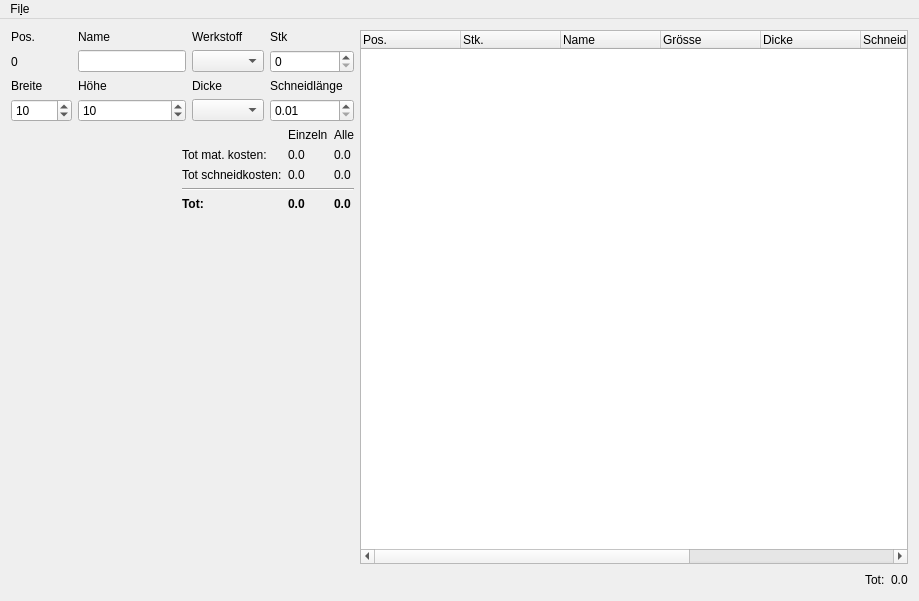
Before: the Qt Designer form SuperCalculator/Source/src/MainWindow.ui in domi4484/ZumMaschine, drawn with Qt 5.
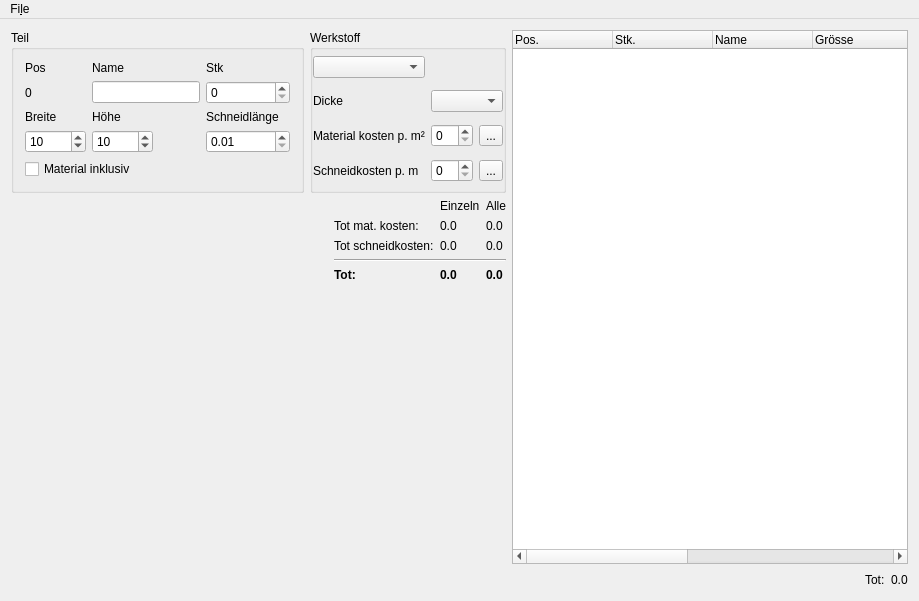
After: the same form once the commit is applied.

```diff
--- a/SuperCalculator/Source/src/MainWindow.ui
+++ b/SuperCalculator/Source/src/MainWindow.ui
@@ -229,29 +229,88 @@
     </item>
     <item row="0" column="0" colspan="2">
      <layout class="QGridLayout" name="gridLayout_4">
-      <item row="1" column="1">
-       <widget class="QLineEdit" name="lineEdit"/>
-      </item>
-      <item row="2" column="1">
-       <widget class="QLabel" name="label_3">
-        <property name="text">
-         <string>Höhe</string>
+      <item row="0" column="4">
+       <widget class="QGroupBox" name="groupBox">
+        <property name="title">
+         <string>Werkstoff</string>
         </property>
-       </widget>
-      </item>
-      <item row="1" column="2">
+        <layout class="QGridLayout" name="gridLayout_5">
+         <property name="leftMargin">
+          <number>0</number>
+         </property>
+         <property name="topMargin">
+          <number>0</number>
+         </property>
+         <property name="rightMargin">
+          <number>0</number>
+         </property>
+         <property name="bottomMargin">
+          <number>0</number>
+         </property>
+         <item row="0" column="0">
        <widget class="QComboBox" name="m_QComboBox_Material"/>
       </item>
+         <item row="2" column="0">
+          <widget class="QLabel" name="label_13">
+           <property name="text">
+            <string>Material kosten p. m²</string>
+           </property>
+          </widget>
+         </item>
+         <item row="1" column="1">
+          <widget class="QComboBox" name="m_QComboBox_Thickness"/>
+         </item>
+         <item row="3" column="0">
+          <widget class="QLabel" name="label_15">
+           <property name="text">
+            <string>Schneidkosten p. m</string>
+           </property>
+          </widget>
+         </item>
       <item row="1" column="0">
-       <widget class="QLabel" name="label_14">
+          <widget class="QLabel" name="label_4">
         <property name="text">
-         <string>0</string>
+            <string>Dicke</string>
         </property>
        </widget>
       </item>
-      <item row="1" column="3">
-       <widget class="QSpinBox" name="m_QSpinBox_Pieces"/>
-      </item>
+         <item row="3" column="1">
+          <layout class="QHBoxLayout" name="horizontalLayout">
+           <item>
+            <widget class="QSpinBox" name="m_QSpinBox_SchneidkostenProMeter"/>
+           </item>
+           <item>
+            <widget class="QToolButton" name="toolButton">
+             <property name="text">
+              <string>...</string>
+             </property>
+            </widget>
+           </item>
+          </layout>
+         </item>
+         <item row="2" column="1">
+          <layout class="QHBoxLayout" name="horizontalLayout_2">
+           <item>
+            <widget class="QSpinBox" name="m_QSpinBox_MaterialKostenProQuadratMeter"/>
+           </item>
+           <item>
+            <widget class="QToolButton" name="toolButton_2">
+             <property name="text">
+              <string>...</string>
+             </property>
+            </widget>
+           </item>
+          </layout>
+         </item>
+        </layout>
+       </widget>
+      </item>
+      <item row="0" column="0">
+       <widget class="QGroupBox" name="groupBox_2">
+        <property name="title">
+         <string>Teil</string>
+        </property>
+        <layout class="QGridLayout" name="gridLayout_6">
       <item row="0" column="1">
        <widget class="QLabel" name="label">
         <property name="text">
@@ -259,49 +318,41 @@
         </property>
        </widget>
       </item>
-      <item row="2" column="3">
-       <widget class="QLabel" name="label_5">
-        <property name="text">
-         <string>Schneidlänge</string>
-        </property>
-       </widget>
-      </item>
-      <item row="2" column="2">
-       <widget class="QLabel" name="label_4">
-        <property name="text">
-         <string>Dicke</string>
-        </property>
-       </widget>
-      </item>
       <item row="0" column="0">
-       <widget class="QLabel" name="label_13">
-        <property name="text">
-         <string>Pos.</string>
-        </property>
-       </widget>
-      </item>
-      <item row="2" column="0">
-       <widget class="QLabel" name="label_2">
-        <property name="text">
-         <string>Breite</string>
-        </property>
-       </widget>
-      </item>
-      <item row="0" column="2">
        <widget class="QLabel" name="label_6">
         <property name="text">
-         <string>Werkstoff</string>
+            <string>Pos</string>
         </property>
        </widget>
       </item>
-      <item row="0" column="3">
+         <item row="0" column="2">
        <widget class="QLabel" name="label_7">
         <property name="text">
          <string>Stk</string>
         </property>
        </widget>
       </item>
-      <item row="3" column="0">
+         <item row="2" column="0">
+          <widget class="QLabel" name="label_2">
+           <property name="text">
+            <string>Breite</string>
+           </property>
+          </widget>
+         </item>
+         <item row="1" column="1">
+          <widget class="QLineEdit" name="lineEdit"/>
+         </item>
+         <item row="1" column="0">
+          <widget class="QLabel" name="label_14">
+           <property name="text">
+            <string>0</string>
+           </property>
+          </widget>
+         </item>
+         <item row="1" column="2">
+          <widget class="QSpinBox" name="m_QSpinBox_Pieces"/>
+         </item>
+         <item row="3" column="0" alignment="Qt::AlignLeft">
        <widget class="QDoubleSpinBox" name="m_QDoubleSpinBox_Width">
         <property name="decimals">
          <number>0</number>
@@ -317,7 +368,14 @@
         </property>
        </widget>
       </item>
-      <item row="3" column="1">
+         <item row="2" column="1">
+          <widget class="QLabel" name="label_3">
+           <property name="text">
+            <string>Höhe</string>
+           </property>
+          </widget>
+         </item>
+         <item row="3" column="1" alignment="Qt::AlignLeft">
        <widget class="QDoubleSpinBox" name="m_QDoubleSpinBox_Height">
         <property name="decimals">
          <number>0</number>
@@ -333,10 +391,14 @@
         </property>
        </widget>
       </item>
+         <item row="2" column="2">
+          <widget class="QLabel" name="label_5">
+           <property name="text">
+            <string>Schneidlänge</string>
+           </property>
+          </widget>
+         </item>
       <item row="3" column="2">
-       <widget class="QComboBox" name="m_QComboBox_Thickness"/>
-      </item>
-      <item row="3" column="3">
        <widget class="QDoubleSpinBox" name="m_QDoubleSpinBox_CutLength">
         <property name="minimum">
          <double>0.010000000000000</double>
@@ -346,6 +408,16 @@
         </property>
        </widget>
       </item>
+         <item row="4" column="0" colspan="2">
+          <widget class="QCheckBox" name="m_QCheckBox_MaterialIncluded">
+           <property name="text">
+            <string>Material inklusiv</string>
+           </property>
+          </widget>
+         </item>
+        </layout>
+       </widget>
+      </item>
      </layout>
     </item>
    </layout>
```
Left out of the diff: 2 changed lines with no effect on the pictures. Lines whose indentation alone changed are shown as unchanged.
